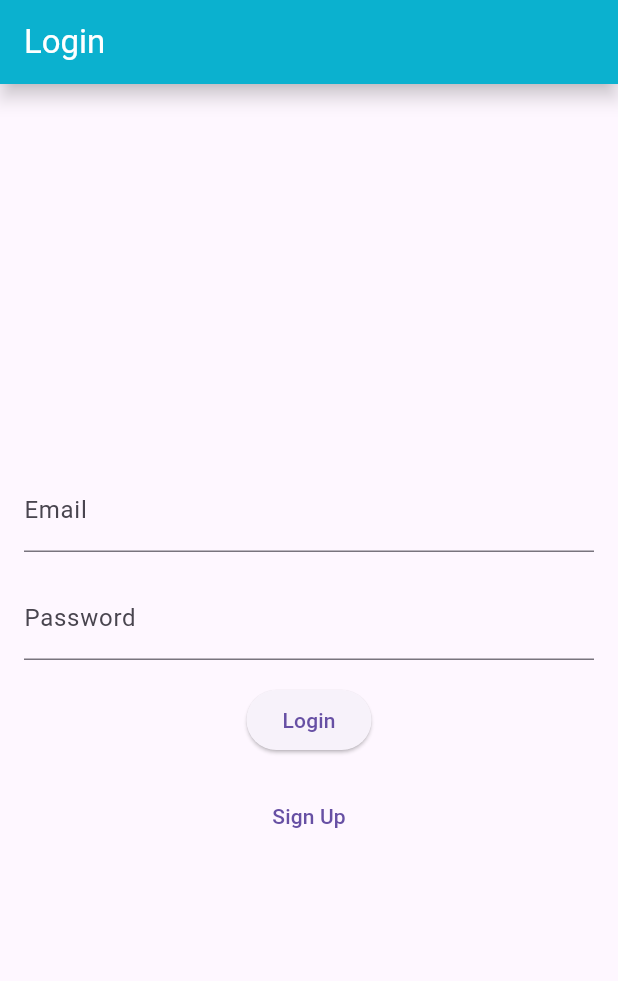
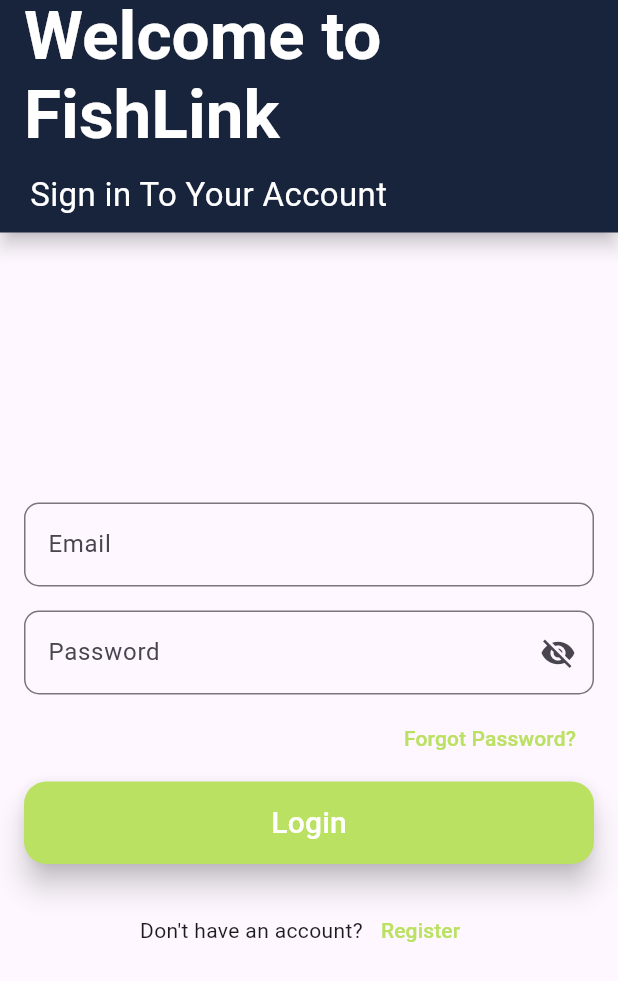
Before and after one commit to KushAgrawal1404/FishLink, a Flutter app: the screen it shows after launch, on a phone screen of 412 x 824 dp. Shown: the top 981 px of the screen. Run offline on Flutter 3.47's test engine with Material 3 defaults, Android fonts, the phone set to English and light mode, and no system bars; our stand-ins replace shared_preferences; Roboto replaces fonts that are missing (Times New Roman).

Commit message:
Updated Login UI

```diff
--- a/lib/main.dart
+++ b/lib/main.dart
@@ -20,7 +20,7 @@ class MyApp extends StatelessWidget {
       title: 'FishLink App',
       theme: ThemeData(
         appBarTheme: const AppBarTheme(
-          backgroundColor: Colors.cyan,
+          backgroundColor: Color(0xff0f1f30),
           elevation: 5.0,
           shadowColor: Colors.black87,
           foregroundColor: Colors.white,
--- a/lib/screens/login_page.dart
+++ b/lib/screens/login_page.dart
@@ -16,6 +16,7 @@ class LoginPage extends StatefulWidget {
 class _LoginPageState extends State<LoginPage> {
   final TextEditingController _emailController = TextEditingController();
   final TextEditingController _passwordController = TextEditingController();
+  bool _isPasswordVisible = false; // Track password visibility
   late SharedPreferences _prefs;
 
   @override
@@ -85,8 +86,35 @@ class _LoginPageState extends State<LoginPage> {
   @override
   Widget build(BuildContext context) {
     return Scaffold(
-      appBar: AppBar(
-        title: const Text('Login'),
+      appBar: PreferredSize(
+        preferredSize:
+            const Size.fromHeight(155), // Set the preferred height here
+        child: AppBar(
+          title: const Text(
+            'Welcome to \nFishLink',
+            style: TextStyle(fontWeight: FontWeight.bold),
+          ),
+          titleTextStyle:
+              const TextStyle(fontSize: 45, fontFamily: 'Times New Roman'),
+          toolbarHeight: 100,
+          bottom: const PreferredSize(
+            preferredSize: Size.fromHeight(50.0),
+            child: Padding(
+              padding: EdgeInsets.only(bottom: 10, left: 20),
+              child: Align(
+                alignment: Alignment.centerLeft,
+                child: Text(
+                  'Sign in To Your Account',
+                  style: TextStyle(
+                    color: Colors.white,
+                    fontSize: 22,
+                    fontFamily: 'Times New Roman',
+                  ),
+                ),
+              ),
+            ),
+          ),
+        ),
       ),
       body: Padding(
         padding: const EdgeInsets.all(16.0),
@@ -96,25 +124,78 @@ class _LoginPageState extends State<LoginPage> {
           children: [
             TextField(
               controller: _emailController,
-              decoration: const InputDecoration(labelText: 'Email'),
+              decoration: InputDecoration(
+                labelText: 'Email',
+                border: OutlineInputBorder(
+                  borderRadius: BorderRadius.circular(10.0),
+                ),
+              ),
             ),
             const SizedBox(height: 16),
             TextField(
               controller: _passwordController,
-              decoration: const InputDecoration(labelText: 'Password'),
-              obscureText: true,
+              decoration: InputDecoration(
+                labelText: 'Password',
+                border: OutlineInputBorder(
+                  borderRadius: BorderRadius.circular(10.0),
+                ),
+                suffixIcon: IconButton(
+                  icon: Icon(_isPasswordVisible
+                      ? Icons.visibility
+                      : Icons.visibility_off),
+                  onPressed: () {
+                    setState(() {
+                      _isPasswordVisible = !_isPasswordVisible;
+                    });
+                  },
+                ),
+              ),
+              obscureText: !_isPasswordVisible, // Toggle password visibility
             ),
-            const SizedBox(height: 16),
+            const SizedBox(height: 5),
+            Row(mainAxisAlignment: MainAxisAlignment.end, children: <Widget>[
+              TextButton(
+                onPressed: () {
+                  // Handle forgot password
+                },
+                child: const Text(
+                  'Forgot Password?',
+                  style: TextStyle(color: Color(0xFFbae162)),
+                ),
+              ),
+            ]),
+            const SizedBox(height: 5),
             ElevatedButton(
               onPressed: _login,
-              child: const Text('Login'),
+              style: ButtonStyle(
+                backgroundColor:
+                    MaterialStateProperty.all(const Color(0xFFbae162)),
+                elevation: MaterialStateProperty.all(8.0),
+                shape: MaterialStateProperty.all(
+                  RoundedRectangleBorder(
+                    borderRadius: BorderRadius.circular(15.0),
+                  ),
+                ),
+                minimumSize: MaterialStateProperty.all(const Size(400, 55)),
+              ),
+              child: const Text(
+                'Login',
+                style: TextStyle(fontSize: 20, color: Colors.white),
+              ),
             ),
-            const SizedBox(height: 16),
-            TextButton(
-              onPressed: () {
-                Navigator.pushNamed(context, '/signup_landing');
-              },
-              child: const Text('Sign Up'),
+            const SizedBox(height: 20.0),
+            Row(
+              mainAxisAlignment: MainAxisAlignment.center,
+              children: <Widget>[
+                const Text('Don\'t have an account?'),
+                TextButton(
+                  onPressed: () {
+                    Navigator.pushNamed(context, '/signup_landing');
+                  },
+                  child: const Text('Register',
+                      style: TextStyle(color: Color(0xFFbae162))),
+                ),
+              ],
             ),
           ],
         ),
```
